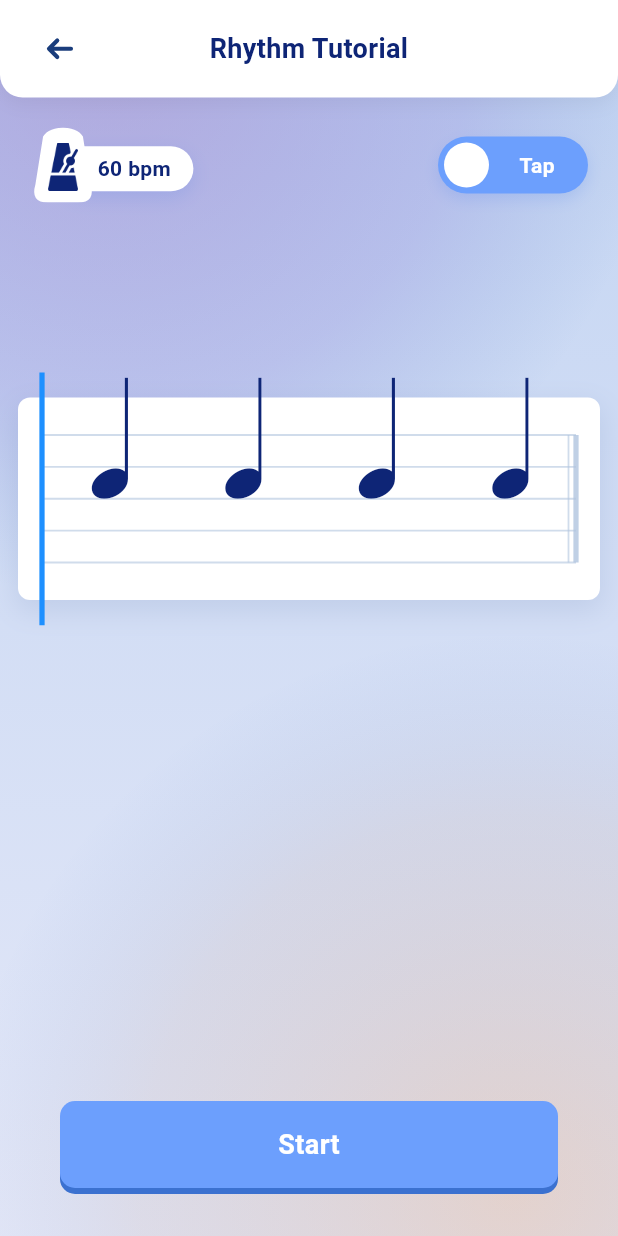
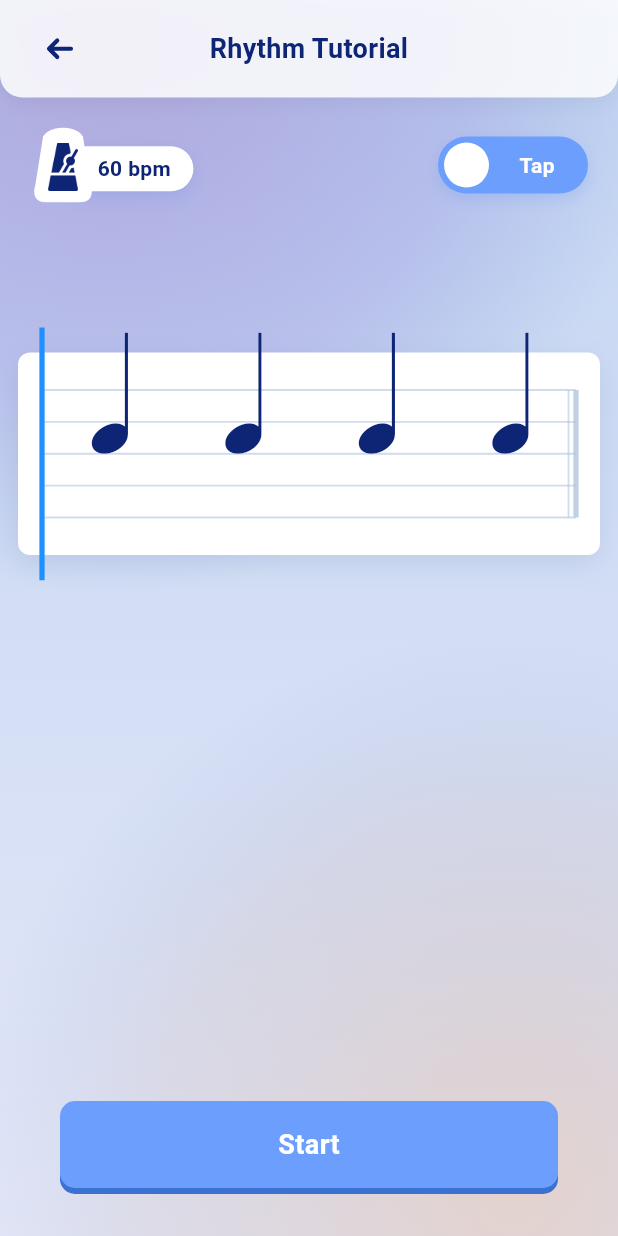
Before and after one commit to Note-Craft-Project/note-craft, a Flutter app: the RhythmGameScreen screen opened directly with empty values, on a phone screen of 412 x 824 dp. Run offline on Flutter 3.47's test engine with Material 3 defaults, Android fonts, the phone set to English and light mode, and no system bars; our stand-ins replace flutter_riverpod, flutter_svg, google_fonts, just_audio; missing offline and left inert: record; Roboto replaces fonts that are missing (Ubuntu).

Commit message:
fix : status bar background menyesuaikan dengan elemen bagian atas screen

```diff
--- a/mobile/lib/screens/rhythm_game_screen.dart
+++ b/mobile/lib/screens/rhythm_game_screen.dart
@@ -563,18 +563,17 @@ class _RhythmGameScreenState extends ConsumerState<RhythmGameScreen> with Ticker
   Widget build(BuildContext context) {
     final bpm = ref.watch(bpmProvider);
     final inputType = ref.watch(inputTypeProvider);
+    final topPadding = MediaQuery.paddingOf(context).top;
 
     return Scaffold(
       body: GradientBackground(
-        child: SafeArea(
-          bottom: false,
         child: Column(
           children: [
-              // Header (White with rounded bottom corners)
+            // Header (Immersive)
             Container(
-                height: 65,
+              padding: EdgeInsets.only(top: topPadding),
               decoration: BoxDecoration(
-                  color: Colors.white,
+                color: Colors.white.withValues(alpha: 0.85),
                 borderRadius: const BorderRadius.only(
                   bottomLeft: Radius.circular(15),
                   bottomRight: Radius.circular(15),
@@ -587,6 +586,8 @@ class _RhythmGameScreenState extends ConsumerState<RhythmGameScreen> with Ticker
                   ),
                 ],
               ),
+              child: SizedBox(
+                height: 65,
                 child: Padding(
                   padding: const EdgeInsets.symmetric(horizontal: 16),
                   child: Row(
@@ -596,6 +597,10 @@ class _RhythmGameScreenState extends ConsumerState<RhythmGameScreen> with Ticker
                           'assets/icons/back_arrow.svg',
                           width: 22,
                           height: 22,
+                          colorFilter: const ColorFilter.mode(
+                            Color(0xFF0E2576),
+                            BlendMode.srcIn,
+                          ),
                         ),
                         onPressed: () => Navigator.pop(context),
                       ),
@@ -615,6 +620,7 @@ class _RhythmGameScreenState extends ConsumerState<RhythmGameScreen> with Ticker
                   ),
                 ),
               ),
+            ),
 
             const SizedBox(height: 20),
 
@@ -630,7 +636,7 @@ class _RhythmGameScreenState extends ConsumerState<RhythmGameScreen> with Ticker
               ),
             ),
 
-              // Expanded Tap Area for Gameplay
+            // Main Gameplay Area
             Expanded(
               child: GestureDetector(
                 behavior: HitTestBehavior.opaque,
@@ -639,24 +645,16 @@ class _RhythmGameScreenState extends ConsumerState<RhythmGameScreen> with Ticker
                     : null,
                 child: Column(
                   children: [
-
-
-                      // FEEDBACK & COUNTDOWN AREA
+                    // Feedback / Countdown
                     SizedBox(
                       height: 90,
                       child: Center(
                         child: AnimatedSwitcher(
-                            duration: const Duration(milliseconds: 100), // Much faster
+                          duration: const Duration(milliseconds: 100),
                           transitionBuilder: (child, animation) {
                             return ScaleTransition(
-                                scale: CurvedAnimation(
-                                  parent: animation,
-                                  curve: Curves.elasticOut, // Snappy pop effect
-                                ),
-                                child: FadeTransition(
-                                  opacity: animation,
-                                  child: child,
-                                ),
+                              scale: CurvedAnimation(parent: animation, curve: Curves.elasticOut),
+                              child: FadeTransition(opacity: animation, child: child),
                             );
                           },
                           child: _gameState == GameState.countdown
@@ -664,32 +662,29 @@ class _RhythmGameScreenState extends ConsumerState<RhythmGameScreen> with Ticker
                                   'assets/images/gameplay/${_countdownValue == 0 ? "START" : _countdownValue.toString()}.svg',
                                   key: ValueKey('countdown_$_countdownValue'),
                                   height: 60,
-                                    fit: BoxFit.contain,
                                 )
                               : (_feedbackText.isNotEmpty)
                                   ? SvgPicture.asset(
                                       'assets/images/gameplay/feedback/$_feedbackText.svg',
                                       key: ValueKey('feedback_$_feedbackText'),
                                       height: 50,
-                                        fit: BoxFit.contain,
                                     )
                                   : const SizedBox.shrink(),
                         ),
                       ),
                     ),
 
-                      const SizedBox(height: 40),
+                    const SizedBox(height: 10),
 
-                      // Area: Staff Music
+                    // Staff Area
                     Padding(
                       padding: const EdgeInsets.symmetric(horizontal: 12),
                       child: Stack(
                         clipBehavior: Clip.none,
                         alignment: Alignment.center,
                         children: [
-                            // 1. Staff Background Container
                           Container(
-                              height: 135, // Increased for more space
+                            height: 135,
                             width: double.infinity,
                             decoration: BoxDecoration(
                               color: Colors.white,
@@ -698,26 +693,19 @@ class _RhythmGameScreenState extends ConsumerState<RhythmGameScreen> with Ticker
                                 BoxShadow(
                                   color: const Color(0xFF1A3D7C).withValues(alpha: 0.1),
                                   blurRadius: 15,
-                                    spreadRadius: 1,
                                   offset: const Offset(0, 6),
                                 ),
                               ],
                             ),
                           ),
-
-                            // 2. Staff Lines
                           ClipRRect(
                             borderRadius: BorderRadius.circular(8),
                             child: SizedBox(
                               height: 135,
                               width: double.infinity,
-                                child: CustomPaint(
-                                  painter: StaffLinesPainter(),
+                              child: CustomPaint(painter: StaffLinesPainter()),
                             ),
                           ),
-                            ),
-
-                            // 3. Notes Visualization
                           Positioned.fill(
                             child: CustomPaint(
                               painter: NotesPainter(
@@ -726,18 +714,12 @@ class _RhythmGameScreenState extends ConsumerState<RhythmGameScreen> with Ticker
                               ),
                             ),
                           ),
-
-                            // 4. Playhead
                           Positioned.fill(
                             child: AnimatedBuilder(
                               animation: _animationController,
-                                builder: (context, _) {
-                                  return CustomPaint(
-                                    painter: PlayheadPainter(
-                                      progress: _animationController.value,
+                              builder: (context, _) => CustomPaint(
+                                painter: PlayheadPainter(progress: _animationController.value),
                               ),
-                                  );
-                                },
                             ),
                           ),
                         ],
@@ -745,7 +727,8 @@ class _RhythmGameScreenState extends ConsumerState<RhythmGameScreen> with Ticker
                     ),
 
                     const SizedBox(height: 20),
-                      // Reserved area for Tap Area Hint (Now Expanded to fill space)
+
+                    // Tap Area Hint
                     Expanded(
                       child: _gameState == GameState.playing
                           ? _buildTapHint(inputType)
@@ -757,20 +740,17 @@ class _RhythmGameScreenState extends ConsumerState<RhythmGameScreen> with Ticker
               ),
             ),
 
-              // Bottom Button
+            // Play/Stop Button
             Padding(
               padding: const EdgeInsets.symmetric(horizontal: 40, vertical: 32),
               child: _build3DButton(
                 text: _gameState == GameState.playing || _gameState == GameState.countdown ? "Stop" : "Start",
+                onTap: _togglePlay,
                 height: 58,
                 fontSize: 18,
-                  onTap: () {
-                    _togglePlay();
-                  },
               ),
             ),
           ],
-          ),
         ),
       ),
     );
```
Also changed, not shown: mobile/lib/main.dart (+21 -5 lines), mobile/lib/screens/level_selection_screen.dart (+9 -5 lines). Lines whose indentation alone changed are shown as unchanged.
